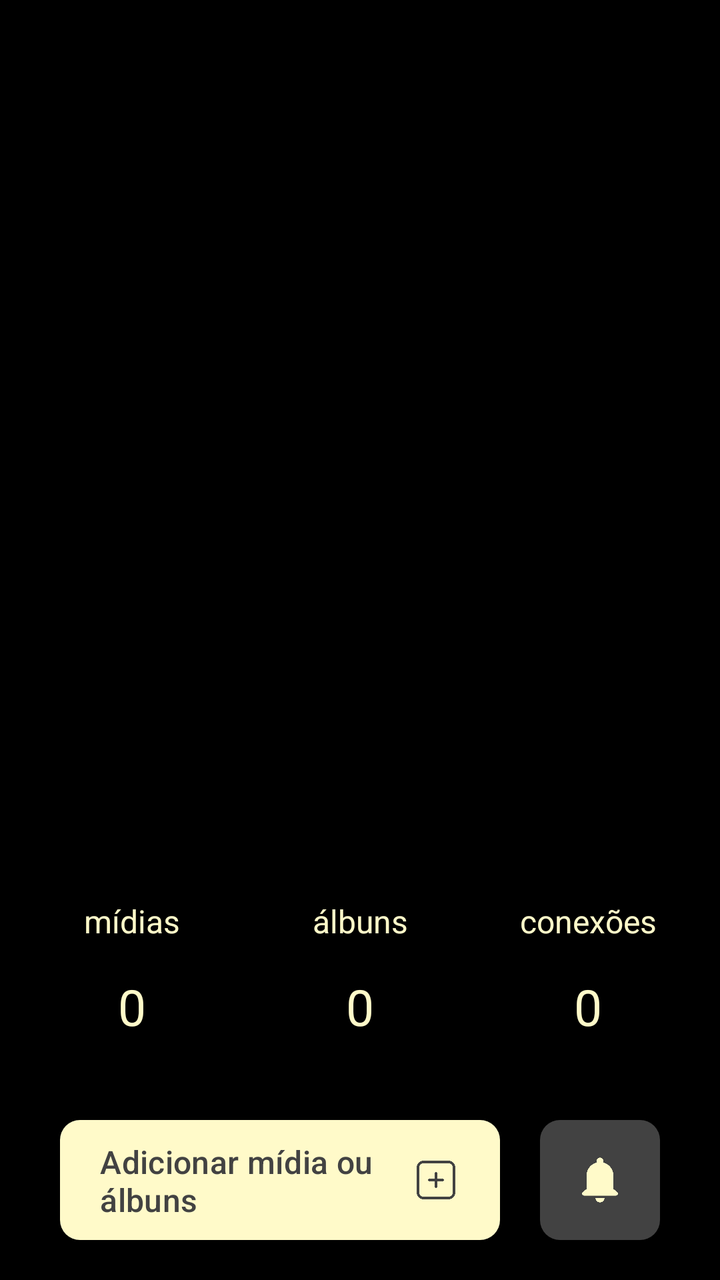
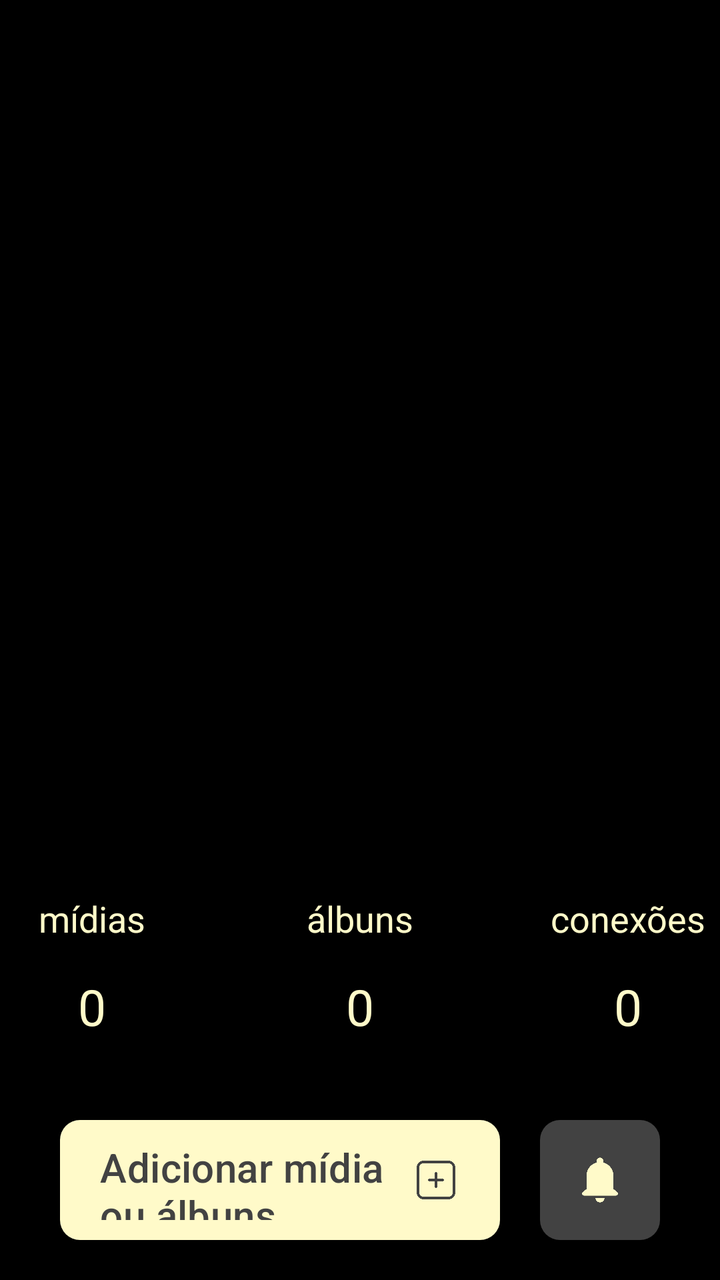

An Android layout rendered at two revisions. The XML below is the earlier revision; the diff shows what the commit changed to produce the second picture.
<!-- AndroidManifest.xml: application theme Theme.Monaly -->
<!-- res/layout/fragment_feed.xml -->
<?xml version="1.0" encoding="utf-8"?>
<androidx.constraintlayout.widget.ConstraintLayout xmlns:android="http://schemas.android.com/apk/res/android"
    xmlns:app="http://schemas.android.com/apk/res-auto"
    xmlns:tools="http://schemas.android.com/tools"
    android:layout_width="match_parent"
    android:layout_height="match_parent"
    android:background="@color/black"
    tools:context=".ui.fragment.navegation.FeedFragment">

    <com.google.android.material.button.MaterialButton
        android:id="@+id/buttonAdd"
        android:layout_width="0dp"
        android:layout_height="60dp"
        android:layout_marginStart="30dp"
        android:layout_marginEnd="20dp"
        android:layout_marginBottom="20dp"
        android:background="@drawable/drawable_background_button_gray_dark_10_dp"
        android:gravity="start|center_vertical"
        android:paddingStart="20dp"
        android:paddingEnd="20dp"
        android:text="@string/feed_button_to_add"
        android:textAllCaps="false"
        android:textColor="@color/gray_dark"
        android:textSize="16sp"
        app:backgroundTint="@color/bage_neutral"
        app:icon="@drawable/ic_add_gray_dark"
        app:iconGravity="end"
        app:iconSize="24dp"
        app:iconTint="@null"
        app:layout_constraintBottom_toBottomOf="parent"
        app:layout_constraintEnd_toStartOf="@+id/buttonNotification"
        app:layout_constraintHorizontal_bias="0.0"
        app:layout_constraintStart_toStartOf="parent" />

    <com.google.android.material.button.MaterialButton
        android:id="@+id/buttonNotification"
        android:layout_width="60dp"
        android:layout_height="60dp"
        android:layout_marginEnd="30dp"
        android:layout_marginBottom="20dp"
        android:background="@drawable/drawable_background_button_gray_dark_10_dp"
        android:contentDescription="@string/feed_content_description_notification"
        android:insetTop="0dp"
        android:insetBottom="0dp"
        android:padding="0dp"
        app:backgroundTint="@color/gray_dark"
        app:icon="@drawable/ic_notification_bage_neutral"
        app:iconGravity="textStart"
        app:iconPadding="0dp"
        app:iconSize="28dp"
        app:iconTint="@null"
        app:layout_constraintBottom_toBottomOf="parent"
        app:layout_constraintEnd_toEndOf="parent" />

    <TextView
        android:id="@+id/textDefaultAlbun"
        android:layout_width="wrap_content"
        android:layout_height="wrap_content"
        android:layout_marginBottom="40dp"
        android:text="@string/feed__defaut_number"
        android:textColor="@color/bage_neutral"
        android:textSize="25dp"
        app:layout_constraintBottom_toTopOf="@+id/buttonAdd"
        app:layout_constraintEnd_toEndOf="parent"
        app:layout_constraintStart_toStartOf="parent" />

    <TextView
        android:id="@+id/textDefaultConection"
        android:layout_width="wrap_content"
        android:layout_height="wrap_content"
        android:layout_marginStart="100dp"
        android:text="@string/feed__defaut_number"
        android:textColor="@color/bage_neutral"
        android:textSize="25dp"
        app:layout_constraintBottom_toBottomOf="@+id/textDefaultAlbun"
        app:layout_constraintStart_toEndOf="@+id/textDefaultAlbun" />

    <TextView
        android:id="@+id/textDefaultMidia"
        android:layout_width="wrap_content"
        android:layout_height="wrap_content"
        android:layout_marginEnd="100dp"
        android:text="@string/feed__defaut_number"
        android:textColor="@color/bage_neutral"
        android:textSize="25dp"
        app:layout_constraintBottom_toBottomOf="@+id/textDefaultAlbun"
        app:layout_constraintEnd_toStartOf="@+id/textDefaultAlbun" />

    <TextView
        android:id="@+id/textTitleAlbun"
        android:layout_width="wrap_content"
        android:layout_height="wrap_content"
        android:layout_marginBottom="15dp"
        android:text="@string/feed_title_albuns"
        android:textColor="@color/bage_neutral"
        android:textSize="16dp"
        app:layout_constraintBottom_toTopOf="@+id/textDefaultAlbun"
        app:layout_constraintEnd_toEndOf="parent"
        app:layout_constraintStart_toStartOf="parent" />

    <TextView
        android:id="@+id/textTitleConection"
        android:layout_width="wrap_content"
        android:layout_height="wrap_content"
        android:layout_marginBottom="15dp"
        android:text="@string/feed_title_conections"
        android:textColor="@color/bage_neutral"
        android:textSize="16dp"
        app:layout_constraintBottom_toTopOf="@+id/textDefaultConection"
        app:layout_constraintEnd_toEndOf="@+id/textDefaultConection"
        app:layout_constraintStart_toStartOf="@+id/textDefaultConection" />

    <TextView
        android:id="@+id/textTitleMidia"
        android:layout_width="wrap_content"
        android:layout_height="wrap_content"
        android:layout_marginBottom="15dp"
        android:text="@string/feed_title_midia"
        android:textColor="@color/bage_neutral"
        android:textSize="16dp"
        app:layout_constraintBottom_toTopOf="@+id/textDefaultMidia"
        app:layout_constraintEnd_toEndOf="@+id/textDefaultMidia"
        app:layout_constraintStart_toStartOf="@+id/textDefaultMidia" />

</androidx.constraintlayout.widget.ConstraintLayout>
<!-- resources referenced by this layout -->
<resources>
  <color name="bage_neutral">#FFFAC9</color>
  <color name="black">#000000</color>
  <color name="gray_dark">#424242</color>
  <!-- drawable drawable_background_button_gray_dark_10_dp (drawable) -->
  <?xml version="1.0" encoding="utf-8"?>
  <shape xmlns:android="http://schemas.android.com/apk/res/android">
  
      <corners android:radius="10dp"/>
      <solid android:color="@color/gray_dark"/>
  
  </shape>
  <!-- drawable ic_add_gray_dark: png bitmap (drawable, 1667 bytes) -->
  <!-- drawable ic_notification_bage_neutral: png bitmap (drawable, 1421 bytes) -->
  <string name="feed__defaut_number">0</string>
  <string name="feed_button_to_add">Adicionar mídia ou álbuns</string>
  <string name="feed_content_description_notification">Botão de notificação</string>
  <string name="feed_title_albuns">álbuns</string>
  <string name="feed_title_conections">conexões</string>
  <string name="feed_title_midia">mídias</string>
  <style name="Theme.Monaly" parent="Base.Theme.Monaly" />
  <style name="Base.Theme.Monaly" parent="Theme.Material3.DayNight.NoActionBar">
  
  
          
          
  
  
          
          <item name="android:navigationBarColor">@color/black</item>
  
  
      </style>
</resources>

<!-- the commit's change to res/layout/fragment_feed.xml (unified diff, before → after) -->
@@ -21,7 +21,7 @@
         android:text="@string/feed_button_to_add"
         android:textAllCaps="false"
         android:textColor="@color/gray_dark"
-        android:textSize="16sp"
+        android:textSize="20sp"
         app:backgroundTint="@color/bage_neutral"
         app:icon="@drawable/ic_add_gray_dark"
         app:iconGravity="end"
@@ -68,7 +68,7 @@
         android:id="@+id/textDefaultConection"
         android:layout_width="wrap_content"
         android:layout_height="wrap_content"
-        android:layout_marginStart="100dp"
+        android:layout_marginStart="120dp"
         android:text="@string/feed__defaut_number"
         android:textColor="@color/bage_neutral"
         android:textSize="25dp"
@@ -79,7 +79,7 @@
         android:id="@+id/textDefaultMidia"
         android:layout_width="wrap_content"
         android:layout_height="wrap_content"
-        android:layout_marginEnd="100dp"
+        android:layout_marginEnd="120dp"
         android:text="@string/feed__defaut_number"
         android:textColor="@color/bage_neutral"
         android:textSize="25dp"
@@ -93,7 +93,7 @@
         android:layout_marginBottom="15dp"
         android:text="@string/feed_title_albuns"
         android:textColor="@color/bage_neutral"
-        android:textSize="16dp"
+        android:textSize="18dp"
         app:layout_constraintBottom_toTopOf="@+id/textDefaultAlbun"
         app:layout_constraintEnd_toEndOf="parent"
         app:layout_constraintStart_toStartOf="parent" />
@@ -105,7 +105,7 @@
         android:layout_marginBottom="15dp"
         android:text="@string/feed_title_conections"
         android:textColor="@color/bage_neutral"
-        android:textSize="16dp"
+        android:textSize="18dp"
         app:layout_constraintBottom_toTopOf="@+id/textDefaultConection"
         app:layout_constraintEnd_toEndOf="@+id/textDefaultConection"
         app:layout_constraintStart_toStartOf="@+id/textDefaultConection" />
@@ -117,7 +117,7 @@
         android:layout_marginBottom="15dp"
         android:text="@string/feed_title_midia"
         android:textColor="@color/bage_neutral"
-        android:textSize="16dp"
+        android:textSize="18dp"
         app:layout_constraintBottom_toTopOf="@+id/textDefaultMidia"
         app:layout_constraintEnd_toEndOf="@+id/textDefaultMidia"
         app:layout_constraintStart_toStartOf="@+id/textDefaultMidia" />
